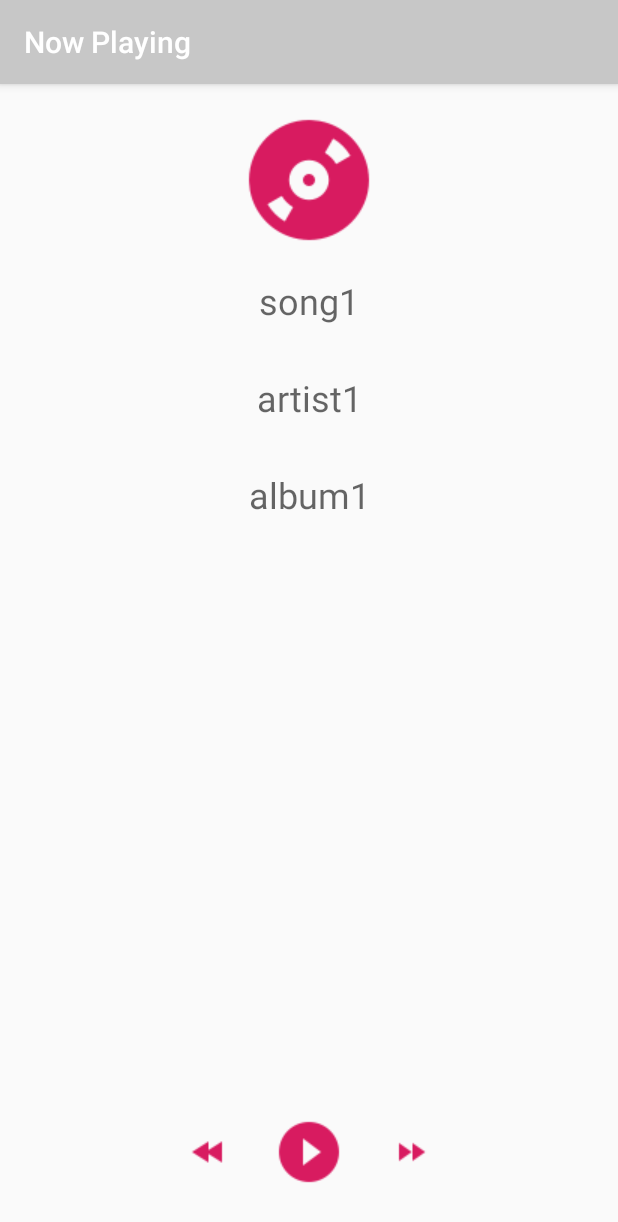
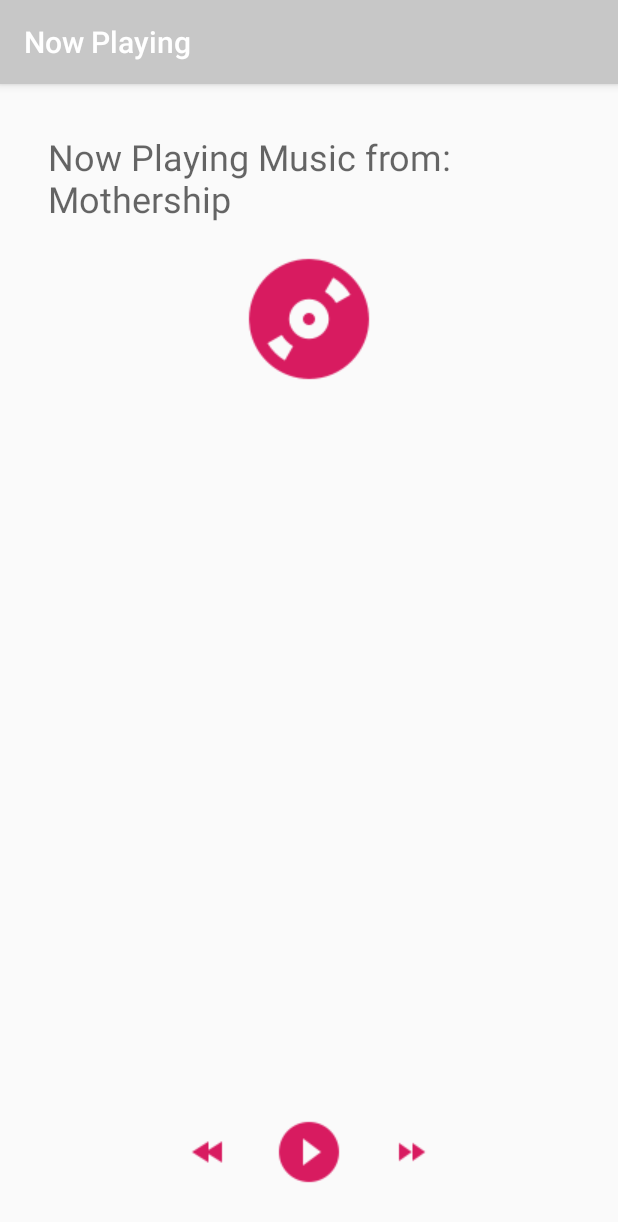
Before and after one commit to AnaCr/MusicalStructure, an Android app: the BrowseAlbumsActivity screen opened directly, with no data from a screen before it, after a tap on "Mothership", on a phone screen of 412 x 824 dp. Shown: the top 1222 px of the screen. Run offline under Robolectric (Android 15) with nearby library versions, the phone set to English and light mode, and no system bars.

Commit message:
Now Playing customized for each browse category

```diff
--- a/app/src/main/java/com/example/anala/musicalstructure/BrowseAlbumsActivity.java
+++ b/app/src/main/java/com/example/anala/musicalstructure/BrowseAlbumsActivity.java
@@ -42,20 +42,23 @@ public class BrowseAlbumsActivity extends AppCompatActivity {
             public void onItemClick(AdapterView<?> parent, View view, int i, long id) {
 
                 if (i == 0) {
-                    Intent artistIntent = new Intent(view.getContext(), NowPlayingActivity.class);
+                    Intent albumIntent = new Intent(view.getContext(), NowPlayingActivity.class);
+                    albumIntent.putExtra("FROM_ACTIVITY", "BrowseAlbums");
                     // Give it the Song that was clicked
                     currentAlbum = Albums.get(0);
-                    startActivityForResult(artistIntent, 0);
+                    startActivityForResult(albumIntent, 0);
                 }else if (i == 1) {
-                    Intent artistIntent = new Intent(view.getContext(), NowPlayingActivity.class);
+                    Intent albumIntent = new Intent(view.getContext(), NowPlayingActivity.class);
+                    albumIntent.putExtra("FROM_ACTIVITY", "BrowseAlbums");
                     // Give it the Song that was clicked
                     currentAlbum = Albums.get(1);
-                    startActivityForResult(artistIntent, 0);
+                    startActivityForResult(albumIntent, 0);
                 }else if (i == 2) {
-                    Intent artistIntent = new Intent(view.getContext(), NowPlayingActivity.class);
+                    Intent albumIntent = new Intent(view.getContext(), NowPlayingActivity.class);
+                    albumIntent.putExtra("FROM_ACTIVITY", "BrowseAlbums");
                     // Give it the Song that was clicked
                     currentAlbum = Albums.get(2);
-                    startActivityForResult(artistIntent, 0);
+                    startActivityForResult(albumIntent, 0);
                 }
             }
         });
--- a/app/src/main/java/com/example/anala/musicalstructure/BrowseArtistsActivity.java
+++ b/app/src/main/java/com/example/anala/musicalstructure/BrowseArtistsActivity.java
@@ -39,16 +39,19 @@ public class BrowseArtistsActivity extends AppCompatActivity {
 
                 if (i == 0) {
                     Intent artistIntent = new Intent(view.getContext(), NowPlayingActivity.class);
+                    artistIntent.putExtra("FROM_ACTIVITY", "BrowseArtists");
                     // Give it the Song that was clicked
                     currentArtist = Artists.get(0);
                     startActivityForResult(artistIntent, 0);
                 }else if (i == 1) {
                     Intent artistIntent = new Intent(view.getContext(), NowPlayingActivity.class);
+                    artistIntent.putExtra("FROM_ACTIVITY", "BrowseArtists");
                     // Give it the Song that was clicked
                     currentArtist = Artists.get(1);
                     startActivityForResult(artistIntent, 0);
                 }else if (i == 2) {
                     Intent artistIntent = new Intent(view.getContext(), NowPlayingActivity.class);
+                    artistIntent.putExtra("FROM_ACTIVITY", "BrowseArtists");
                     // Give it the Song that was clicked
                     currentArtist = Artists.get(2);
                     startActivityForResult(artistIntent, 0);
--- a/app/src/main/java/com/example/anala/musicalstructure/BrowseSongsActivity.java
+++ b/app/src/main/java/com/example/anala/musicalstructure/BrowseSongsActivity.java
@@ -12,9 +12,8 @@ import java.util.ArrayList;
 
 public class BrowseSongsActivity extends AppCompatActivity {
 
-    private ArrayList<Song> songs;
+    public ArrayList<Song> songs;
     public static Song currentSong;
-    public static String prevousActivity = "BrowseSongsActivity";
 
     @Override
     protected void onCreate(Bundle savedInstanceState) {
@@ -48,11 +47,13 @@ public class BrowseSongsActivity extends AppCompatActivity {
 
                 if (i == 0) {
                     Intent nowPlayingIntent = new Intent(view.getContext(), NowPlayingActivity.class);
+                    nowPlayingIntent.putExtra("FROM_ACTIVITY", "BrowseSongs");
                     // Give it the Song that was clicked
                     currentSong = songs.get(0);
                     startActivityForResult(nowPlayingIntent, 0);
                 }else if (i == 1) {
                     Intent nowPlayingIntent = new Intent(view.getContext(), NowPlayingActivity.class);
+                    nowPlayingIntent.putExtra("FROM_ACTIVITY", "BrowseSongs");
                     // Give it the song that was clicked
                     currentSong = songs.get(1);
                     startActivityForResult(nowPlayingIntent, 0);
--- a/app/src/main/java/com/example/anala/musicalstructure/MainActivity.java
+++ b/app/src/main/java/com/example/anala/musicalstructure/MainActivity.java
@@ -60,6 +60,7 @@ public class MainActivity extends AppCompatActivity {
             @Override
             public void onClick(View view) {
                 Intent nowPlayingIntent = new Intent(MainActivity.this, NowPlayingActivity.class);
+                nowPlayingIntent.putExtra("FROM_ACTIVITY", "Main");
                 startActivity(nowPlayingIntent);
             }
         });
--- a/app/src/main/java/com/example/anala/musicalstructure/NowPlayingActivity.java
+++ b/app/src/main/java/com/example/anala/musicalstructure/NowPlayingActivity.java
@@ -1,7 +1,9 @@
 package com.example.anala.musicalstructure;
 
+import android.content.Intent;
 import android.support.v7.app.AppCompatActivity;
 import android.os.Bundle;
+import android.util.Log;
 import android.view.View;
 import android.widget.ImageView;
 import android.widget.TextView;
@@ -16,30 +18,52 @@ public class NowPlayingActivity extends AppCompatActivity {
         super.onCreate(savedInstanceState);
         setContentView(R.layout.activity_now_playing);
 
-
-        /*//find views
+        //find views
+        TextView titleTextView = findViewById(R.id.title_text_view);
+        ImageView imageView = findViewById(R.id.image_view);
         TextView songNameTextView = findViewById(R.id.song);
         TextView songArtistTextView = findViewById(R.id.artist);
         TextView songAlbumTextView = findViewById(R.id.album);
 
-        //set text
-        songNameTextView.setText(BrowseSongsActivity.currentSong.getmSongName());
-        songArtistTextView.setText("Artist: " + BrowseSongsActivity.currentSong.getmSongArtist());
-        songAlbumTextView.setText("Album: " + BrowseSongsActivity.currentSong.getmSongAlbum());*/
+        //Checking what was the previous activity and getting extra
+        Intent intent = getIntent();
+        String previousActivity = intent.getStringExtra("FROM_ACTIVITY");
+        Log.i("previous activity", intent.getStringExtra("FROM_ACTIVITY"));
+
+        if (previousActivity.equals("BrowseSongs") || previousActivity.equals("Main")) {
+            //Display Song info
+            //TODO: make title blank
+            songNameTextView.setText(BrowseSongsActivity.currentSong.getmSongName());
+            songArtistTextView.setText("Artist: " + BrowseSongsActivity.currentSong.getmSongArtist());
+            songAlbumTextView.setText("Album: " + BrowseSongsActivity.currentSong.getmSongAlbum());
+        }else if (previousActivity.equals("BrowseArtists")){
+            //Display Artist Info
+            titleTextView.setText("Now Playing Music by: " + BrowseArtistsActivity.currentArtist.getmItemName());
+            imageView.setImageResource(BrowseArtistsActivity.currentArtist.getmItemDrawableId());
+            songNameTextView.setText("");
+            songArtistTextView.setText("");
+            songAlbumTextView.setText("");
+        }else if (previousActivity.equals("BrowseAlbums")){
+            //Display Artist Info
+            titleTextView.setText("Now Playing Music from: " + BrowseAlbumsActivity.currentAlbum.getmItemName());
+            imageView.setImageResource(BrowseAlbumsActivity.currentAlbum.getmItemDrawableId());
+            songNameTextView.setText("");
+            songArtistTextView.setText("");
+            songAlbumTextView.setText("");
+        }
 
         final ImageView playPauseButton = findViewById(R.id.play_pause_button);
 
         //Set onClick Listener for play pause button
-        playPauseButton.setOnClickListener (new View.OnClickListener() {
+        playPauseButton.setOnClickListener(new View.OnClickListener() {
             @Override
             public void onClick(View view) {
 
                 //Alternate between play & pause drawable
-                if (!isPlaying){
+                if (!isPlaying) {
                     playPauseButton.setImageDrawable(getResources().getDrawable(R.drawable.pause));
                     isPlaying = true;
-                }
-                else if (isPlaying){
+                } else if (isPlaying) {
                     playPauseButton.setImageDrawable(getResources().getDrawable(R.drawable.play));
                     isPlaying = false;
                 }
--- a/app/src/main/res/layout/activity_now_playing.xml
+++ b/app/src/main/res/layout/activity_now_playing.xml
@@ -12,7 +12,13 @@
         android:layout_height="wrap_content"
         android:orientation="vertical">
 
+        <TextView
+            android:id="@+id/title_text_view"
+            style="@style/BrowseCategoryStyle"
+            android:text="@string/nowPlayingTitle"/>
+
         <ImageView
+            android:id="@+id/image_view"
             android:layout_width="match_parent"
             android:layout_height="wrap_content"
             android:gravity="center"
--- a/app/src/main/res/values/strings.xml
+++ b/app/src/main/res/values/strings.xml
@@ -8,6 +8,7 @@
     <string name="nowPlayingSong">Song - </string>
     <string name="nowPlayingArtist">Artist - </string>
     <string name="nowPlayingAlbum">Album</string>
+    <string name="nowPlayingTitle">Title</string>
 
     // Songs
     <string name="song1">song1</string>
```
